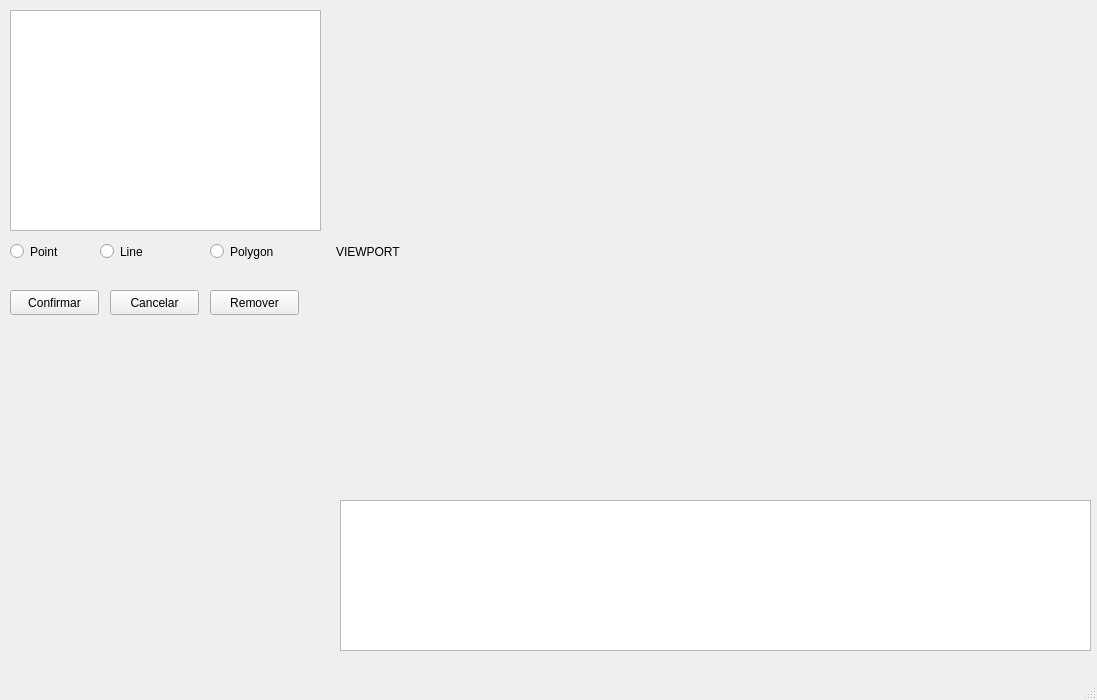
caioopra/ine5420-comp-grafica, file src/UI/main.ui: the form before one commit.
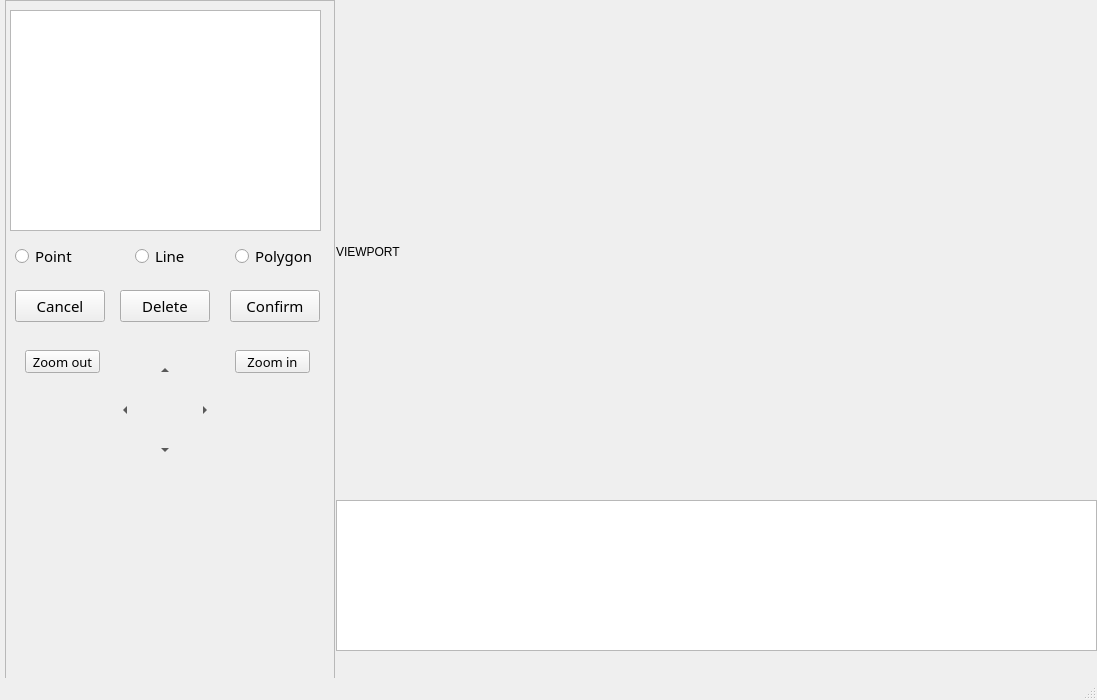
The form after the commit.

The edit to the form file:
```diff
--- a/src/UI/main.ui
+++ b/src/UI/main.ui
@@ -39,94 +39,283 @@
       <height>221</height>
      </rect>
     </property>
-   </widget>
-   <widget class="QRadioButton" name="radioButton">
-    <property name="geometry">
-     <rect>
-      <x>10</x>
-      <y>240</y>
-      <width>112</width>
-      <height>23</height>
-     </rect>
-    </property>
-    <property name="text">
-     <string>Point</string>
-    </property>
-   </widget>
-   <widget class="QRadioButton" name="radioButton_2">
-    <property name="geometry">
-     <rect>
-      <x>100</x>
-      <y>240</y>
-      <width>112</width>
-      <height>23</height>
-     </rect>
-    </property>
-    <property name="text">
-     <string>Line</string>
-    </property>
-   </widget>
-   <widget class="QRadioButton" name="radioButton_3">
-    <property name="geometry">
-     <rect>
-      <x>210</x>
-      <y>240</y>
-      <width>112</width>
-      <height>23</height>
-     </rect>
-    </property>
-    <property name="text">
-     <string>Polygon</string>
-    </property>
-   </widget>
-   <widget class="QPushButton" name="pushButton">
-    <property name="geometry">
-     <rect>
-      <x>10</x>
-      <y>290</y>
-      <width>89</width>
-      <height>25</height>
-     </rect>
-    </property>
-    <property name="text">
-     <string>Confirmar</string>
-    </property>
-   </widget>
-   <widget class="QPushButton" name="pushButton_2">
-    <property name="geometry">
-     <rect>
-      <x>110</x>
-      <y>290</y>
-      <width>89</width>
-      <height>25</height>
-     </rect>
-    </property>
-    <property name="text">
-     <string>Cancelar</string>
-    </property>
-   </widget>
-   <widget class="QPushButton" name="pushButton_3">
-    <property name="geometry">
-     <rect>
-      <x>210</x>
-      <y>290</y>
-      <width>89</width>
-      <height>25</height>
-     </rect>
-    </property>
-    <property name="text">
-     <string>Remover</string>
+    <property name="font">
+     <font>
+      <family>Fira Code</family>
+      <pointsize>10</pointsize>
+     </font>
     </property>
    </widget>
    <widget class="QListWidget" name="logField">
     <property name="geometry">
      <rect>
-      <x>340</x>
+      <x>336</x>
       <y>500</y>
-      <width>751</width>
+      <width>761</width>
       <height>151</height>
      </rect>
     </property>
+    <property name="font">
+     <font>
+      <family>Fira Code</family>
+      <pointsize>10</pointsize>
+     </font>
+    </property>
+   </widget>
+   <widget class="QFrame" name="menuFrame">
+    <property name="geometry">
+     <rect>
+      <x>5</x>
+      <y>0</y>
+      <width>330</width>
+      <height>681</height>
+     </rect>
+    </property>
+    <property name="frameShape">
+     <enum>QFrame::StyledPanel</enum>
+    </property>
+    <property name="frameShadow">
+     <enum>QFrame::Raised</enum>
+    </property>
+    <widget class="QToolButton" name="navigateUpButton">
+     <property name="geometry">
+      <rect>
+       <x>140</x>
+       <y>350</y>
+       <width>40</width>
+       <height>40</height>
+      </rect>
+     </property>
+     <property name="font">
+      <font>
+       <family>Fira Code</family>
+      </font>
+     </property>
+     <property name="text">
+      <string>...</string>
+     </property>
+     <property name="autoRaise">
+      <bool>true</bool>
+     </property>
+     <property name="arrowType">
+      <enum>Qt::UpArrow</enum>
+     </property>
+    </widget>
+    <widget class="QToolButton" name="navigateRightButton">
+     <property name="geometry">
+      <rect>
+       <x>180</x>
+       <y>390</y>
+       <width>40</width>
+       <height>40</height>
+      </rect>
+     </property>
+     <property name="contextMenuPolicy">
+      <enum>Qt::DefaultContextMenu</enum>
+     </property>
+     <property name="toolTipDuration">
+      <number>0</number>
+     </property>
+     <property name="text">
+      <string>...</string>
+     </property>
+     <property name="autoRaise">
+      <bool>true</bool>
+     </property>
+     <property name="arrowType">
+      <enum>Qt::RightArrow</enum>
+     </property>
+    </widget>
+    <widget class="QToolButton" name="navigateLeftButton">
+     <property name="geometry">
+      <rect>
+       <x>100</x>
+       <y>390</y>
+       <width>40</width>
+       <height>40</height>
+      </rect>
+     </property>
+     <property name="text">
+      <string>...</string>
+     </property>
+     <property name="autoRaise">
+      <bool>true</bool>
+     </property>
+     <property name="arrowType">
+      <enum>Qt::LeftArrow</enum>
+     </property>
+    </widget>
+    <widget class="QToolButton" name="navigateDownButton">
+     <property name="geometry">
+      <rect>
+       <x>140</x>
+       <y>430</y>
+       <width>40</width>
+       <height>40</height>
+      </rect>
+     </property>
+     <property name="text">
+      <string>...</string>
+     </property>
+     <property name="autoRaise">
+      <bool>true</bool>
+     </property>
+     <property name="arrowType">
+      <enum>Qt::DownArrow</enum>
+     </property>
+    </widget>
+    <widget class="QPushButton" name="zoomOutButton">
+     <property name="geometry">
+      <rect>
+       <x>20</x>
+       <y>350</y>
+       <width>75</width>
+       <height>23</height>
+      </rect>
+     </property>
+     <property name="font">
+      <font>
+       <family>Fira Code</family>
+       <pointsize>10</pointsize>
+      </font>
+     </property>
+     <property name="text">
+      <string>Zoom out</string>
+     </property>
+    </widget>
+    <widget class="QPushButton" name="zoomInButton">
+     <property name="geometry">
+      <rect>
+       <x>230</x>
+       <y>350</y>
+       <width>75</width>
+       <height>23</height>
+      </rect>
+     </property>
+     <property name="font">
+      <font>
+       <family>Fira Code</family>
+       <pointsize>10</pointsize>
+      </font>
+     </property>
+     <property name="text">
+      <string>Zoom in</string>
+     </property>
+    </widget>
+    <widget class="QPushButton" name="deleteButton">
+     <property name="geometry">
+      <rect>
+       <x>115</x>
+       <y>290</y>
+       <width>90</width>
+       <height>32</height>
+      </rect>
+     </property>
+     <property name="font">
+      <font>
+       <family>Fira Code</family>
+       <pointsize>11</pointsize>
+      </font>
+     </property>
+     <property name="text">
+      <string>Delete</string>
+     </property>
+    </widget>
+    <widget class="QPushButton" name="confirmButton">
+     <property name="geometry">
+      <rect>
+       <x>225</x>
+       <y>290</y>
+       <width>90</width>
+       <height>32</height>
+      </rect>
+     </property>
+     <property name="font">
+      <font>
+       <family>Fira Code</family>
+       <pointsize>11</pointsize>
+      </font>
+     </property>
+     <property name="text">
+      <string>Confirm</string>
+     </property>
+    </widget>
+    <widget class="QPushButton" name="cancelButton">
+     <property name="geometry">
+      <rect>
+       <x>10</x>
+       <y>290</y>
+       <width>90</width>
+       <height>32</height>
+      </rect>
+     </property>
+     <property name="font">
+      <font>
+       <family>Fira Code</family>
+       <pointsize>11</pointsize>
+      </font>
+     </property>
+     <property name="text">
+      <string>Cancel</string>
+     </property>
+    </widget>
+    <widget class="QRadioButton" name="radioButton_2">
+     <property name="geometry">
+      <rect>
+       <x>130</x>
+       <y>240</y>
+       <width>90</width>
+       <height>32</height>
+      </rect>
+     </property>
+     <property name="font">
+      <font>
+       <family>Fira Code</family>
+       <pointsize>11</pointsize>
+      </font>
+     </property>
+     <property name="text">
+      <string>Line</string>
+     </property>
+    </widget>
+    <widget class="QRadioButton" name="radioButton_3">
+     <property name="geometry">
+      <rect>
+       <x>230</x>
+       <y>240</y>
+       <width>90</width>
+       <height>32</height>
+      </rect>
+     </property>
+     <property name="font">
+      <font>
+       <family>Fira Code</family>
+       <pointsize>11</pointsize>
+      </font>
+     </property>
+     <property name="text">
+      <string>Polygon</string>
+     </property>
+    </widget>
+    <widget class="QRadioButton" name="radioButton">
+     <property name="geometry">
+      <rect>
+       <x>10</x>
+       <y>240</y>
+       <width>90</width>
+       <height>32</height>
+      </rect>
+     </property>
+     <property name="font">
+      <font>
+       <family>Fira Code</family>
+       <pointsize>11</pointsize>
+      </font>
+     </property>
+     <property name="text">
+      <string>Point</string>
+     </property>
+    </widget>
    </widget>
   </widget>
   <widget class="QMenuBar" name="menubar">
```
Left out of the diff: 2 changed lines with no effect on the pictures.
